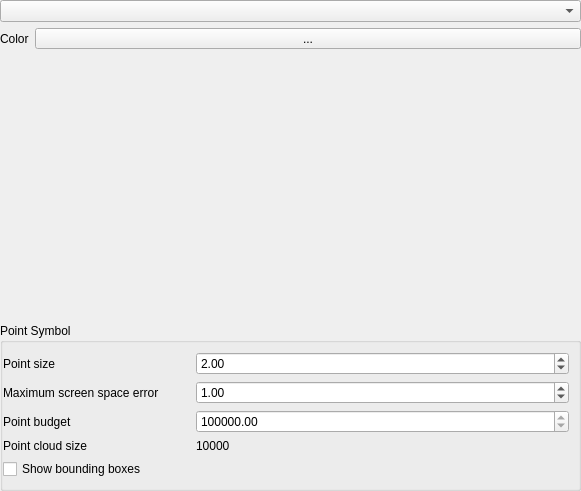
Old version of the form src/ui/3d/qgspointcloud3dsymbolwidget.ui in the repository qgis/QGIS.
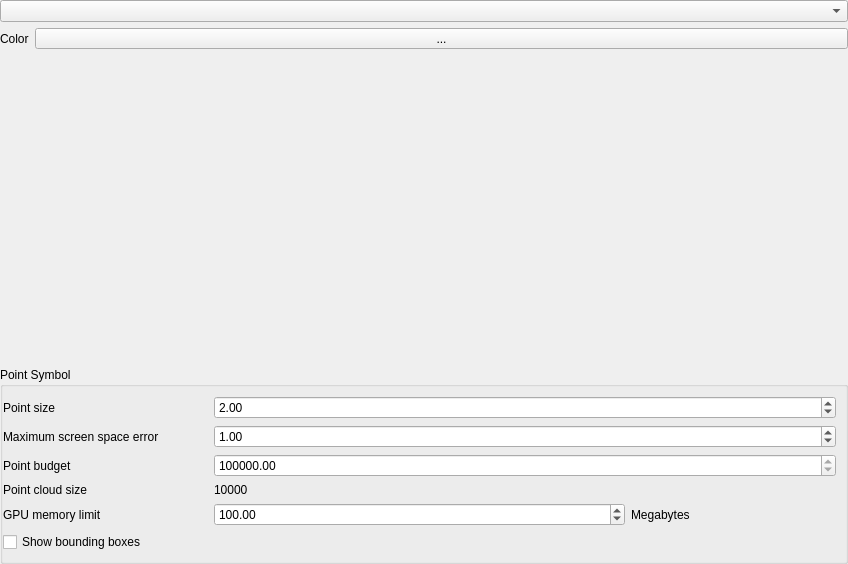
New version of the form. Custom widgets are drawn as their Qt base class.

Commit message: use user defined GPU memory limit instead of fixed replacement queue size for tiles loading

```diff
--- a/src/ui/3d/qgspointcloud3dsymbolwidget.ui
+++ b/src/ui/3d/qgspointcloud3dsymbolwidget.ui
@@ -6,8 +6,8 @@
    <rect>
     <x>0</x>
     <y>0</y>
-    <width>581</width>
-    <height>491</height>
+    <width>848</width>
+    <height>564</height>
    </rect>
   </property>
   <layout class="QGridLayout" name="gridLayout">
@@ -43,7 +43,34 @@
       </property>
       <item row="1" column="0">
        <layout class="QGridLayout" name="gridLayout_7">
-        <item row="0" column="1" colspan="2">
+        <item row="1" column="0">
+         <widget class="QLabel" name="label_4">
+          <property name="text">
+           <string>Maximum screen space error</string>
+          </property>
+         </widget>
+        </item>
+        <item row="0" column="0">
+         <widget class="QLabel" name="lblTransparency_4">
+          <property name="sizePolicy">
+           <sizepolicy hsizetype="Minimum" vsizetype="Minimum">
+            <horstretch>0</horstretch>
+            <verstretch>0</verstretch>
+           </sizepolicy>
+          </property>
+          <property name="text">
+           <string>Point size</string>
+          </property>
+         </widget>
+        </item>
+        <item row="3" column="1" colspan="3">
+         <widget class="QLabel" name="mPointCloudSizeLabel">
+          <property name="text">
+           <string>10000</string>
+          </property>
+         </widget>
+        </item>
+        <item row="0" column="1" colspan="3">
          <widget class="QgsDoubleSpinBox" name="mPointSizeSpinBox">
           <property name="sizePolicy">
            <sizepolicy hsizetype="MinimumExpanding" vsizetype="Fixed">
@@ -59,24 +86,7 @@
           </property>
          </widget>
         </item>
-        <item row="1" column="1" colspan="2">
-         <widget class="QgsDoubleSpinBox" name="mMaxScreenErrorSpinBox">
-          <property name="maximum">
-           <double>100000.000000000000000</double>
-          </property>
-          <property name="value">
-           <double>1.000000000000000</double>
-          </property>
-         </widget>
-        </item>
-        <item row="3" column="1" colspan="2">
-         <widget class="QLabel" name="mPointCloudSizeLabel">
-          <property name="text">
-           <string>10000</string>
-          </property>
-         </widget>
-        </item>
-        <item row="2" column="1" colspan="2">
+        <item row="2" column="1" colspan="3">
          <widget class="QDoubleSpinBox" name="mPointBudgetSpinBox">
           <property name="enabled">
            <bool>true</bool>
@@ -89,10 +99,13 @@
           </property>
          </widget>
         </item>
-        <item row="1" column="0">
-         <widget class="QLabel" name="label_4">
-          <property name="text">
-           <string>Maximum screen space error</string>
+        <item row="1" column="1" colspan="3">
+         <widget class="QgsDoubleSpinBox" name="mMaxScreenErrorSpinBox">
+          <property name="maximum">
+           <double>100000.000000000000000</double>
+          </property>
+          <property name="value">
+           <double>1.000000000000000</double>
           </property>
          </widget>
         </item>
@@ -103,19 +116,6 @@
           </property>
          </widget>
         </item>
-        <item row="0" column="0">
-         <widget class="QLabel" name="lblTransparency_4">
-          <property name="sizePolicy">
-           <sizepolicy hsizetype="Minimum" vsizetype="Minimum">
-            <horstretch>0</horstretch>
-            <verstretch>0</verstretch>
-           </sizepolicy>
-          </property>
-          <property name="text">
-           <string>Point size</string>
-          </property>
-         </widget>
-        </item>
         <item row="2" column="0">
          <widget class="QLabel" name="label">
           <property name="text">
@@ -123,6 +123,33 @@
           </property>
          </widget>
         </item>
+        <item row="4" column="0">
+         <widget class="QLabel" name="label_8">
+          <property name="text">
+           <string>GPU memory limit</string>
+          </property>
+         </widget>
+        </item>
+        <item row="4" column="3">
+         <widget class="QLabel" name="label_9">
+          <property name="text">
+           <string>Megabytes</string>
+          </property>
+         </widget>
+        </item>
+        <item row="4" column="1" colspan="2">
+         <widget class="QDoubleSpinBox" name="mGpuMemoryLimitDoubleSpinBox">
+          <property name="minimum">
+           <double>10.000000000000000</double>
+          </property>
+          <property name="maximum">
+           <double>4092.000000000000000</double>
+          </property>
+          <property name="value">
+           <double>100.000000000000000</double>
+          </property>
+         </widget>
+        </item>
        </layout>
       </item>
       <item row="4" column="0" colspan="2">
```
The commit also changes 12 other files.
